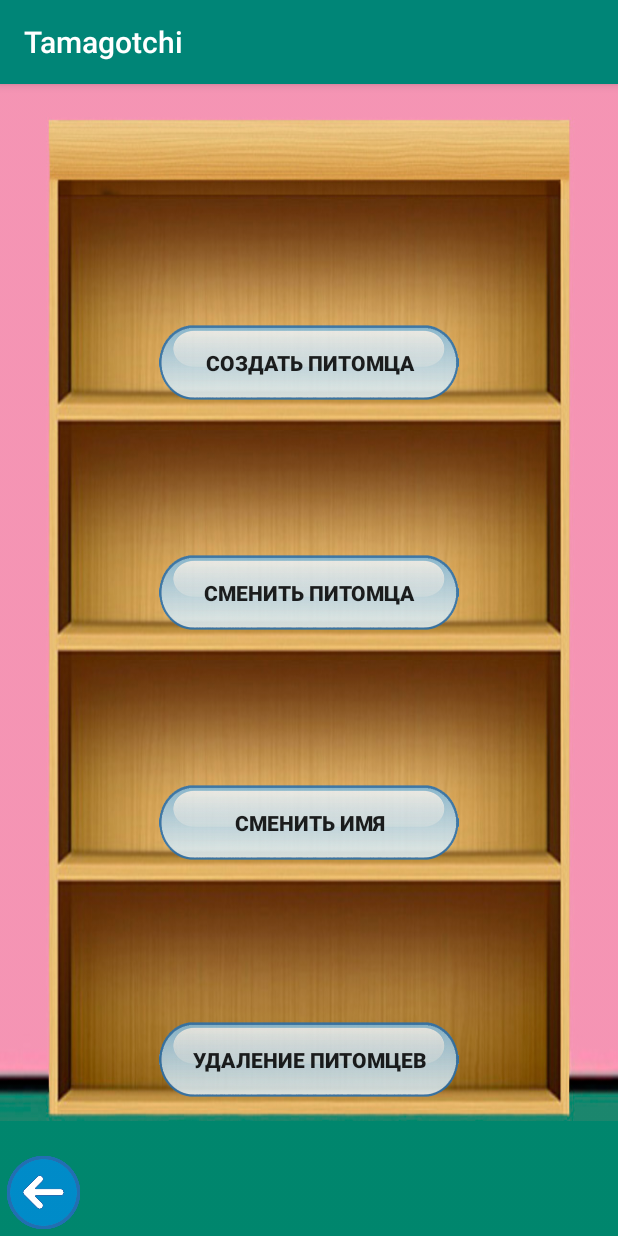
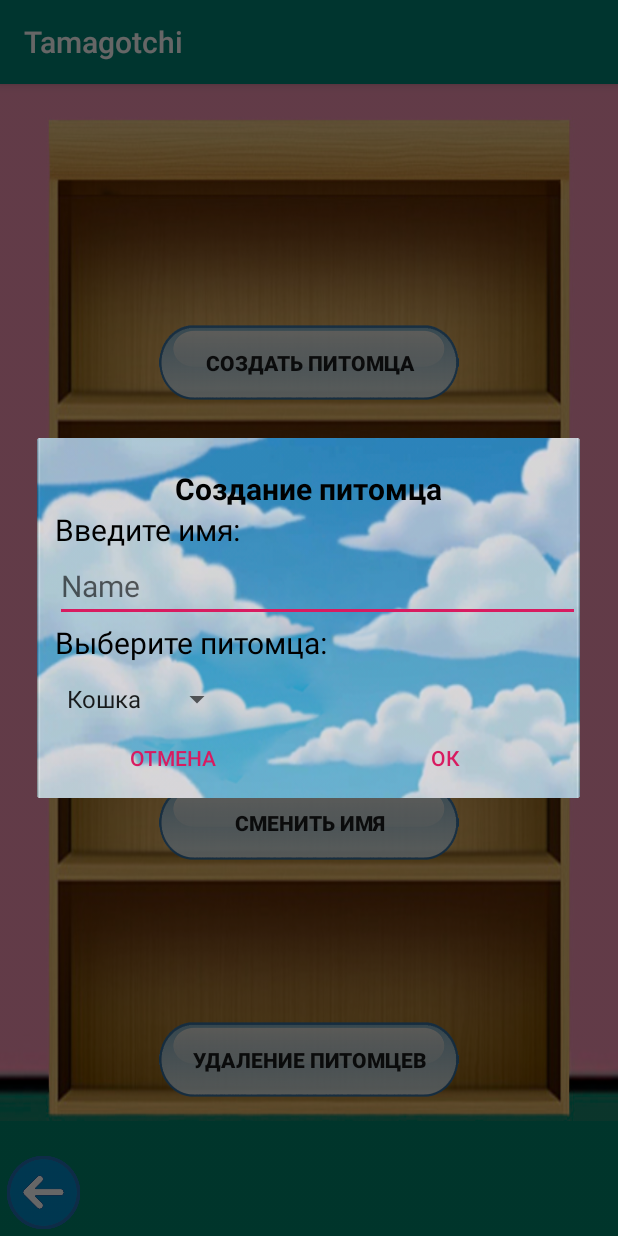
Before and after one commit to qf05/Tamatama, an Android app: the SettingsActivity screen opened directly, with no data from a screen before it, after a tap on "СОЗДАТЬ ПИТОМЦА", on a phone screen of 412 x 824 dp. Run offline under Robolectric (Android 15) with nearby library versions, the phone set to English and light mode, and no system bars.

Commit message:
2 4 create pet dialog

```diff
--- a/app/src/main/java/ru/javaops/android/tamagotchi/SettingsActivity.java
+++ b/app/src/main/java/ru/javaops/android/tamagotchi/SettingsActivity.java
@@ -2,16 +2,34 @@ package ru.javaops.android.tamagotchi;
 
 import android.content.Intent;
 import android.os.Bundle;
+import android.util.Log;
+import android.view.Gravity;
 import android.view.View;
+import android.widget.EditText;
+import android.widget.Spinner;
+import android.widget.Toast;
 
+import androidx.appcompat.app.AlertDialog;
 import androidx.appcompat.app.AppCompatActivity;
 
+import ru.javaops.android.tamagotchi.enums.NameCheckStatus;
+import ru.javaops.android.tamagotchi.enums.PetsType;
+import ru.javaops.android.tamagotchi.model.Pet;
+import ru.javaops.android.tamagotchi.utils.PetUtils;
+
 public class SettingsActivity extends AppCompatActivity {
+
+    private Spinner spinnerCreate;
+    private EditText inputName;
+    private AlertDialog dialog;
+    private View.OnClickListener okCreateListener;
+    private View.OnClickListener cancelListener;
 
     @Override
     protected void onCreate(Bundle savedInstanceState) {
         super.onCreate(savedInstanceState);
         setContentView(R.layout.activity_settings);
+        initListeners();
     }
 
     public void goBack(View view) {
@@ -21,7 +39,17 @@ public class SettingsActivity extends AppCompatActivity {
     }
 
     public void createPet(View view) {
+        final View layout = getLayoutInflater().inflate(R.layout.dialog_create_pet, null);
+        spinnerCreate = layout.findViewById(R.id.input_type_pet);
+        inputName = layout.findViewById(R.id.input_name);
+        layout.findViewById(R.id.ok_create).setOnClickListener(okCreateListener);
+        layout.findViewById(R.id.cancel_create).setOnClickListener(cancelListener);
 
+        dialog = new AlertDialog.Builder(this)
+                .setView(layout)
+                .setCancelable(false)
+                .create();
+        dialog.show();
     }
 
     public void changePet(View view) {
@@ -35,4 +63,37 @@ public class SettingsActivity extends AppCompatActivity {
     public void changePetName(View view) {
 
     }
+
+    private void initListeners() {
+        okCreateListener = new View.OnClickListener() {
+            @Override
+            public void onClick(View v) {
+                final String name = inputName.getText().toString().trim();
+                NameCheckStatus nameCheckStatus = PetUtils.checkName(name);
+                if (nameCheckStatus != NameCheckStatus.CORRECT) {
+                    makeMessage(nameCheckStatus.getMessageId());
+                } else {
+                    PetsType[] petsTypes = PetsType.values();
+                    PetsType petsType = petsTypes[spinnerCreate.getSelectedItemPosition()];
+                    Log.d("SELECTED_PET", petsType.toString() + "   " + name);
+                    PetUtils.setSelectedPet(new Pet(name, petsType));
+                    dialog.cancel();
+                    finish();
+                }
+            }
+        };
+
+        cancelListener = new View.OnClickListener() {
+            @Override
+            public void onClick(View v) {
+                dialog.cancel();
+            }
+        };
+    }
+
+    private void makeMessage(int messageId) {
+        Toast toast = Toast.makeText(this, messageId, Toast.LENGTH_SHORT);
+        toast.setGravity(Gravity.CENTER, 0, 0);
+        toast.show();
+    }
 }
--- a/app/src/main/java/ru/javaops/android/tamagotchi/utils/ViewHelper.java
+++ b/app/src/main/java/ru/javaops/android/tamagotchi/utils/ViewHelper.java
@@ -5,6 +5,9 @@ import android.view.View;
 import android.view.ViewTreeObserver;
 
 public class ViewHelper {
+
+    private ViewHelper() {
+    }
 
     public static void executeAfterViewDrawing(final View v, final Runnable cb) {
         ViewTreeObserver vto = v.getViewTreeObserver();
--- /dev/null
+++ b/app/src/main/res/layout/dialog_create_pet.xml
@@ -0,0 +1,98 @@
+<?xml version="1.0" encoding="utf-8"?>
+<androidx.constraintlayout.widget.ConstraintLayout xmlns:android="http://schemas.android.com/apk/res/android"
+    xmlns:app="http://schemas.android.com/apk/res-auto"
+    xmlns:tools="http://schemas.android.com/tools"
+    android:layout_width="wrap_content"
+    android:layout_height="wrap_content"
+    android:background="@drawable/bg_dialog">
+
+    <TextView
+        android:id="@+id/dialog_title"
+        android:layout_width="wrap_content"
+        android:layout_height="wrap_content"
+        android:layout_gravity="center"
+        android:layout_margin="@dimen/main_margin"
+        android:text="@string/create_pet"
+        android:textColor="@color/black"
+        android:textSize="@dimen/main_txt_size"
+        android:textStyle="bold"
+        app:layout_constraintLeft_toLeftOf="parent"
+        app:layout_constraintRight_toRightOf="parent"
+        app:layout_constraintTop_toTopOf="parent" />
+
+    <TextView
+        android:id="@+id/label_input_name"
+        android:layout_width="wrap_content"
+        android:layout_height="wrap_content"
+        android:layout_marginStart="@dimen/indent_margin"
+        android:text="@string/input_name"
+        android:textColor="@color/black"
+        android:textSize="@dimen/main_txt_size"
+        app:layout_constraintLeft_toLeftOf="parent"
+        app:layout_constraintTop_toBottomOf="@+id/dialog_title" />
+
+    <EditText
+        android:id="@+id/input_name"
+        android:layout_width="wrap_content"
+        android:layout_height="wrap_content"
+        android:layout_marginStart="@dimen/indent_margin"
+        android:ems="15"
+        android:hint="@string/name"
+        android:inputType="textPersonName"
+        android:textSize="@dimen/main_txt_size"
+        app:layout_constraintLeft_toLeftOf="parent"
+        app:layout_constraintTop_toBottomOf="@id/label_input_name"
+        tools:ignore="Autofill" />
+
+    <TextView
+        android:id="@+id/label_type_pet"
+        android:layout_width="wrap_content"
+        android:layout_height="wrap_content"
+        android:layout_marginStart="@dimen/indent_margin"
+        android:text="@string/pets_input"
+        android:textColor="@color/black"
+        android:textSize="@dimen/main_txt_size"
+        app:layout_constraintLeft_toLeftOf="parent"
+        app:layout_constraintTop_toBottomOf="@id/input_name" />
+
+    <Spinner
+        android:id="@+id/input_type_pet"
+        android:layout_width="wrap_content"
+        android:layout_height="wrap_content"
+        android:layout_marginStart="@dimen/indent_margin"
+        android:layout_marginTop="@dimen/indent_margin"
+        android:entries="@array/pets"
+        app:layout_constraintLeft_toLeftOf="parent"
+        app:layout_constraintTop_toBottomOf="@id/label_type_pet" />
+
+    <androidx.constraintlayout.widget.Guideline
+        android:id="@+id/vertical_guide"
+        android:layout_width="0dp"
+        android:layout_height="match_parent"
+        android:orientation="vertical"
+        app:layout_constraintGuide_percent="0.5" />
+
+    <Button
+        android:id="@+id/cancel_create"
+        style="?android:attr/buttonBarButtonStyle"
+        android:layout_width="wrap_content"
+        android:layout_height="wrap_content"
+        android:layout_marginStart="@dimen/main_margin"
+        android:layout_marginEnd="@dimen/main_margin"
+        android:text="@string/cancel"
+        app:layout_constraintLeft_toLeftOf="parent"
+        app:layout_constraintRight_toLeftOf="@id/vertical_guide"
+        app:layout_constraintTop_toBottomOf="@id/input_type_pet" />
+
+    <Button
+        android:id="@+id/ok_create"
+        style="?android:attr/buttonBarButtonStyle"
+        android:layout_width="wrap_content"
+        android:layout_height="wrap_content"
+        android:layout_marginStart="@dimen/main_margin"
+        android:layout_marginEnd="@dimen/main_margin"
+        android:text="@string/ok"
+        app:layout_constraintLeft_toRightOf="@id/vertical_guide"
+        app:layout_constraintRight_toRightOf="parent"
+        app:layout_constraintTop_toBottomOf="@id/input_type_pet" />
+</androidx.constraintlayout.widget.ConstraintLayout>
--- /dev/null
+++ b/app/src/main/res/values/arrays.xml
@@ -0,0 +1,8 @@
+<?xml version="1.0" encoding="utf-8"?>
+<resources>
+    <string-array name="pets">
+        <item>Кошка</item>
+        <item>Собака</item>
+        <item>Ктулху</item>
+    </string-array>
+</resources>
--- a/app/src/main/res/values/colors.xml
+++ b/app/src/main/res/values/colors.xml
@@ -5,4 +5,5 @@
     <color name="colorAccent">#D81B60</color>
     <color name="white">#FFFFFF</color>
     <color name="red">#FF0000</color>
+    <color name="black">#000000</color>
 </resources>
--- a/app/src/main/res/values/dimens.xml
+++ b/app/src/main/res/values/dimens.xml
@@ -3,13 +3,17 @@
     <dimen name="min_margin">4dp</dimen>
     <dimen name="settings_btn_bottom_margin">20dp</dimen>
     <dimen name="settings_last_btn_bottom_margin">16dp</dimen>
+    <dimen name="round_action_btn_margin">16dp</dimen>
+    <dimen name="indent_margin">12dp</dimen>
 
     <dimen name="title_hello_main">50sp</dimen>
     <dimen name="title_hello_other">40sp</dimen>
     <dimen name="title_txt_size">30sp</dimen>
+    <dimen name="main_txt_size">20sp</dimen>
 
     <dimen name="round_btn_size">50dp</dimen>
     <dimen name="pet_size">70dp</dimen>
     <dimen name="shell_btn_height">50dp</dimen>
     <dimen name="shell_btn_width">200dp</dimen>
+    <dimen name="pet_main_size">300dp</dimen>
 </resources>
--- a/app/src/main/res/values/strings.xml
+++ b/app/src/main/res/values/strings.xml
@@ -17,4 +17,15 @@
     <string name="change_name">Сменить имя</string>
     <string name="delete_pet">Удаление питомцев</string>
     <string name="back">back</string>
+    <string name="ok">ОК</string>
+    <string name="cancel">Отмена</string>
+    <string name="name">Name</string>
+    <string name="pets_input">Выберите питомца:</string>
+    <string name="create_pet">Создание питомца</string>
+    <string name="input_name">Введите имя:</string>
+    <string name="go_walk">Go walk</string>
+    <string name="error_empty_name">Имя не должно быть пустым!</string>
+    <string name="error_max_characters">Имя не должно быть длиннее 15 символов</string>
+    <string name="error_not_correct_name">Некорректное имя!</string>
+    <string name="error_min_characters">Имя не должно быть короче 2 символов</string>
 </resources>
```
Also changed, not shown: app/src/main/java/ru/javaops/android/tamagotchi/MainActivity.java (+41 -26 lines), app/src/main/java/ru/javaops/android/tamagotchi/WalkActivity.java (+5 -2 lines), app/src/main/java/ru/javaops/android/tamagotchi/enums/NameCheckStatus.java (added, +21 -0 lines), app/src/main/java/ru/javaops/android/tamagotchi/utils/PetUtils.java (added, +41 -0 lines), app/src/main/res/layout/activity_main.xml (+21 -40 lines), app/src/main/res/drawable/bg_dialog.png (added), app/src/main/res/drawable/cat_small.png (added), app/src/main/res/drawable/cthulhu_small.png (added), app/src/main/res/drawable/dog_small.png (added), app/src/main/res/drawable/walk.png (added).
